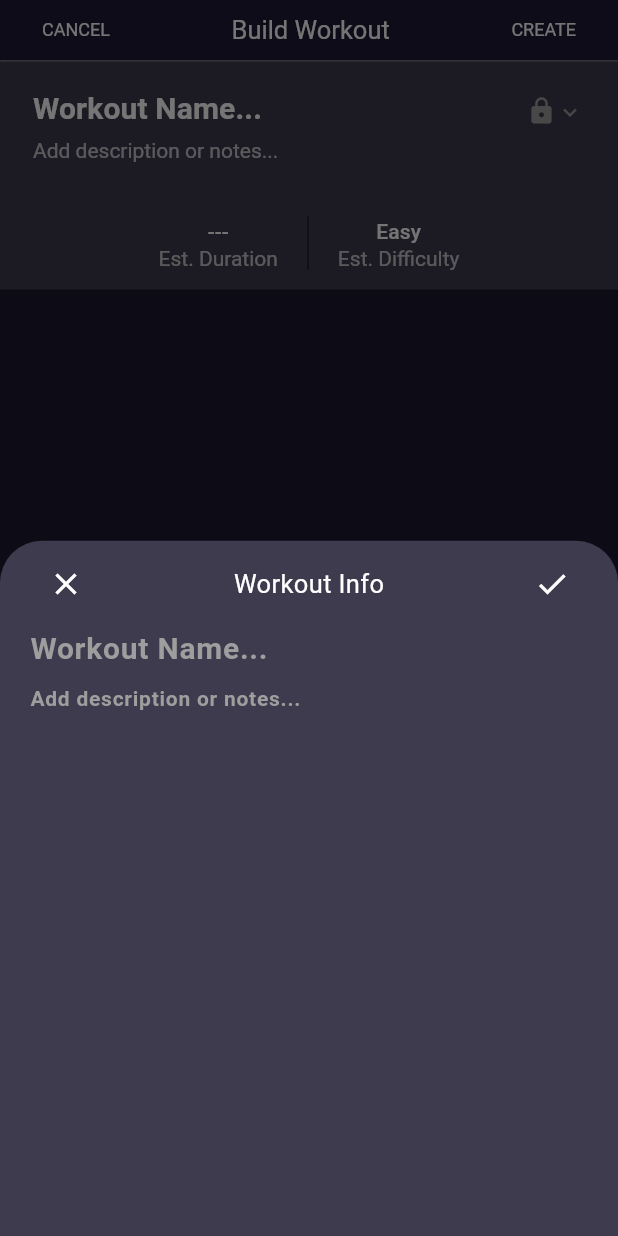
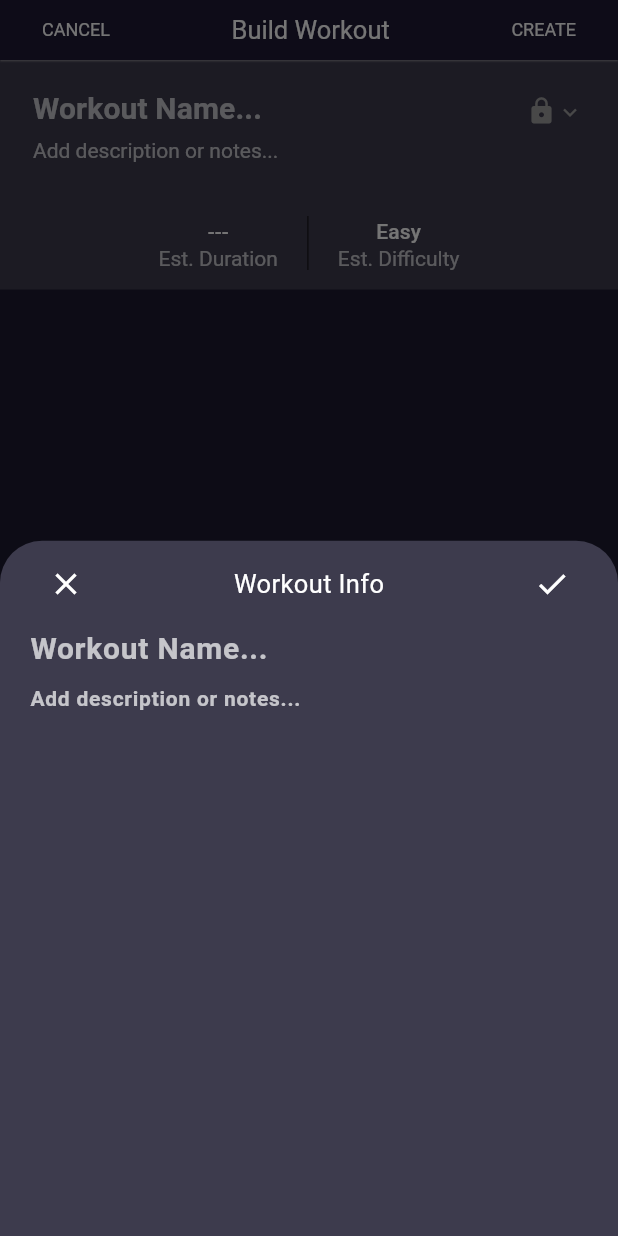
Before and after one commit to BryceChimene/selfsync_ios, a Flutter app: the CreateWorkoutPage screen opened directly with empty values, after a tap on an icon or button, on a phone screen of 412 x 824 dp. Run offline on Flutter 3.47's test engine with Material 3 defaults, Android fonts, the phone set to English and light mode, and no system bars; our stand-ins replace curved_navigation_bar, flutter_slidable, sqflite, table_calendar; accounts and stored records are empty.

Commit message:
need to fix wokrout id

```diff
--- a/lib/services/workout_service.dart
+++ b/lib/services/workout_service.dart
@@ -44,7 +44,6 @@ class WorkoutService with ChangeNotifier {
     }
     String result = await getWorkouts(workout.username);
     return result;
-
   }
 
   Future<String> toggleWorkoutDone(Workout workout) async {
--- a/lib/widgets/create_workout.dart
+++ b/lib/widgets/create_workout.dart
@@ -1,7 +1,6 @@
 import 'package:flutter/cupertino.dart';
 import 'package:flutter/material.dart';
 import 'package:provider/provider.dart';
-import '../services/exercise_service.dart';
 import '../models/exercise.dart';
 import '../models/workout.dart';
 import '../services/user_service.dart';
@@ -22,6 +21,9 @@ class CreateWorkoutPage extends StatefulWidget {
 class _CreateWorkoutPageState extends State<CreateWorkoutPage> {
   late TextEditingController workoutTitleController;
   late TextEditingController workoutNotesController;
+  String originalWorkoutTitle = '';
+  String originalWorkoutNotes = '';
+
   Duration? duration;
   List<Exercise> exercises = [];
 
@@ -56,6 +58,14 @@ class _CreateWorkoutPageState extends State<CreateWorkoutPage> {
   Widget build(BuildContext context) {
     DateTime selectedDay = widget.selectedDay;
 
+    String username = context.read<UserService>().currentUser.username;
+    Workout workout = Workout(
+      username: username,
+      title: workoutTitleController.text.trim(),
+      description: workoutNotesController.text.trim(),
+      date: selectedDay,
+    );
+
     return Scaffold(
       //Top Headerbar
       appBar: AppBar(
@@ -83,6 +93,7 @@ class _CreateWorkoutPageState extends State<CreateWorkoutPage> {
               'Build Workout',
               style: TextStyle(fontSize: 17, color: Colors.white),
             ),
+
             //Add workout to user
             TextButton(
               style: TextButton.styleFrom(
@@ -90,12 +101,7 @@ class _CreateWorkoutPageState extends State<CreateWorkoutPage> {
                 textStyle: const TextStyle(fontSize: 12),
               ),
               onPressed: () async {
-                if (workoutTitleController.text.isEmpty) {
-                  showSnackBar(
-                      context, 'Please enter a workout first, then create.');
-                } else {
-                  String username =
-                      context.read<UserService>().currentUser.username;
+                // Create a new workout object with the provided information
                 Workout workout = Workout(
                   username: username,
                   title: workoutTitleController.text.trim(),
@@ -103,42 +109,18 @@ class _CreateWorkoutPageState extends State<CreateWorkoutPage> {
                   date: selectedDay,
                 );
 
-                  String workoutResult = await context
-                      .read<WorkoutService>()
-                      .createWorkout(workout);
+                // Call the createWorkout method to save the workout to the database
+                String result =
+                    await context.read<WorkoutService>().createWorkout(workout);
 
-                  if (workoutResult == 'Ok') {
-                    for (Exercise exercise in exercises) {
-                      if (workout.id != null) {
-                        exercise.workoutId = workout.id!;
+                // Handle the result accordingly
+                if (result == 'Ok') {
+                  showSnackBar(context, 'Workout Created');
                 } else {
-                        print('Workout ID is null');
-                        break;
+                  showSnackBar(context, 'Failed to create workout: $result');
                 }
 
-                      String exerciseResult = await context
-                          .read<ExerciseService>()
-                          .createExercise(exercise);
-
-                      print(exercise.title);
-
-                      if (exerciseResult != 'Ok') {
-                        showSnackBar(context, exerciseResult);
-                        break;
-                      }
-                    }
-
-                    showSnackBar(context, 'New workout successfully created!');
-                    workoutTitleController.text = '';
-                    workoutNotesController.text = '';
-                    print(workout.title);
-                    //Updates the calendar mark for this workout
-                    widget.updateWorkouts();
-                    Navigator.pop(context);
-                  } else {
-                    showSnackBar(context, workoutResult);
-                  }
-                }
+                print(workout.title + ' ${workout.id}');
               },
               child: const Text('CREATE'),
             ),
@@ -203,97 +185,7 @@ class _CreateWorkoutPageState extends State<CreateWorkoutPage> {
                       //Workout Title
                       TextButton(
                         onPressed: () async {
-                          await showModalBottomSheet(
-                            isDismissible: false,
-                            enableDrag: false,
-                            backgroundColor:
-                                const Color.fromARGB(255, 61, 59, 77),
-                            context: context,
-                            builder: (context) => SizedBox(
-                              height: MediaQuery.of(context).size.height,
-                              child: Container(
-                                padding: const EdgeInsets.only(
-                                    left: 20, right: 20, top: 5),
-                                child: Column(
-                                  children: [
-                                    Row(
-                                      mainAxisAlignment:
-                                          MainAxisAlignment.spaceBetween,
-                                      children: [
-                                        IconButton(
-                                          onPressed: () {
-                                            Navigator.pop(context);
-                                          },
-                                          icon: const Icon(
-                                            Icons.close,
-                                            color: Colors.white,
-                                          ),
-                                        ),
-                                        const Text(
-                                          'Workout Info',
-                                          style: TextStyle(
-                                            color: Colors.white,
-                                            fontSize: 17,
-                                          ),
-                                        ),
-                                        IconButton(
-                                          onPressed: () async {},
-                                          icon: Icon(
-                                            Icons.check,
-                                            color: Colors.white,
-                                          ),
-                                        ),
-                                      ],
-                                    ),
-                                    //Wokout Name
-                                    TextField(
-                                      cursorColor: Colors.grey,
-                                      controller: workoutTitleController,
-                                      onChanged: (_) {
-                                        setState(() {});
-                                      },
-                                      decoration: const InputDecoration(
-                                        isDense: true,
-                                        hintText: 'Workout Name...',
-                                        hintStyle: TextStyle(
-                                          color: Colors.grey,
-                                          fontSize: 20,
-                                        ),
-                                        border: InputBorder.none,
-                                      ),
-                                      style: const TextStyle(
-                                        color: Colors.white,
-                                        fontSize: 20,
-                                        fontWeight: FontWeight.bold,
-                                      ),
-                                    ),
-                                    //Workout Notes
-                                    TextField(
-                                      minLines: 1,
-                                      maxLines: null,
-                                      cursorColor: Colors.grey,
-                                      controller: workoutNotesController,
-                                      onChanged: (_) {
-                                        setState(() {});
-                                      },
-                                      decoration: const InputDecoration(
-                                        isDense: true,
-                                        hintText: 'Add description or notes...',
-                                        hintStyle: TextStyle(
-                                            color: Colors.grey, fontSize: 14),
-                                        border: InputBorder.none,
-                                      ),
-                                      style: const TextStyle(
-                                        color: Colors.white,
-                                        fontSize: 14,
-                                        fontWeight: FontWeight.bold,
-                                      ),
-                                    ),
-                                  ],
-                                ),
-                              ),
-                            ),
-                          );
+                          _displayTitleInfoSheet(context, workout);
                         },
                         child: RichText(
                           text: TextSpan(
@@ -306,7 +198,7 @@ class _CreateWorkoutPageState extends State<CreateWorkoutPage> {
                                         ? workoutTitleController.text
                                         : "Workout Name...",
                                     style: const TextStyle(
-                                      color: Colors.white,
+                                      color: Colors.white70,
                                       fontSize: 20,
                                       fontWeight: FontWeight.bold,
                                     ),
@@ -445,6 +337,98 @@ class _CreateWorkoutPageState extends State<CreateWorkoutPage> {
             ),
           ),
         ],
+      ),
+    );
+  }
+
+  Future _displayTitleInfoSheet(BuildContext context, Workout workout) async {
+    originalWorkoutTitle = workoutTitleController.text;
+    originalWorkoutNotes = workoutNotesController.text;
+
+    await showModalBottomSheet(
+      isDismissible: false,
+      enableDrag: false,
+      backgroundColor: const Color.fromARGB(255, 61, 59, 77),
+      context: context,
+      builder: (context) => SizedBox(
+        height: MediaQuery.of(context).size.height,
+        child: Container(
+          padding: const EdgeInsets.only(left: 20, right: 20, top: 5),
+          child: Column(
+            children: [
+              Row(
+                mainAxisAlignment: MainAxisAlignment.spaceBetween,
+                children: [
+                  IconButton(
+                    onPressed: () {
+                      Navigator.pop(context);
+                      workoutTitleController.text = originalWorkoutTitle;
+                      workoutNotesController.text = originalWorkoutNotes;
+                    },
+                    icon: const Icon(
+                      Icons.close,
+                      color: Colors.white,
+                    ),
+                  ),
+                  const Text(
+                    'Workout Info',
+                    style: TextStyle(
+                      color: Colors.white,
+                      fontSize: 17,
+                    ),
+                  ),
+                  IconButton(
+                    onPressed: () async {
+                      Navigator.pop(context);
+                      setState(() {});
+                    },
+                    icon: const Icon(
+                      Icons.check,
+                      color: Colors.white,
+                    ),
+                  ),
+                ],
+              ),
+              //Wokout Name
+              TextField(
+                cursorColor: Colors.grey,
+                controller: workoutTitleController,
+                decoration: const InputDecoration(
+                  isDense: true,
+                  hintText: 'Workout Name...',
+                  hintStyle: TextStyle(
+                    color: Colors.white70,
+                    fontSize: 20,
+                  ),
+                  border: InputBorder.none,
+                ),
+                style: const TextStyle(
+                  color: Colors.white,
+                  fontSize: 20,
+                  fontWeight: FontWeight.bold,
+                ),
+              ),
+              //Workout Notes
+              TextField(
+                minLines: 1,
+                maxLines: null,
+                cursorColor: Colors.white70,
+                controller: workoutNotesController,
+                decoration: const InputDecoration(
+                  isDense: true,
+                  hintText: 'Add description or notes...',
+                  hintStyle: TextStyle(color: Colors.white70, fontSize: 14),
+                  border: InputBorder.none,
+                ),
+                style: const TextStyle(
+                  color: Colors.white,
+                  fontSize: 14,
+                  fontWeight: FontWeight.bold,
+                ),
+              ),
+            ],
+          ),
+        ),
       ),
     );
   }
```
Also changed, not shown: lib/pages/login.dart (+7 -5 lines), lib/pages/workout_page.dart (+6 -3 lines), lib/database/selfsync_database.dart (line endings or trailing spaces). Lines whose indentation alone changed are shown as unchanged.
